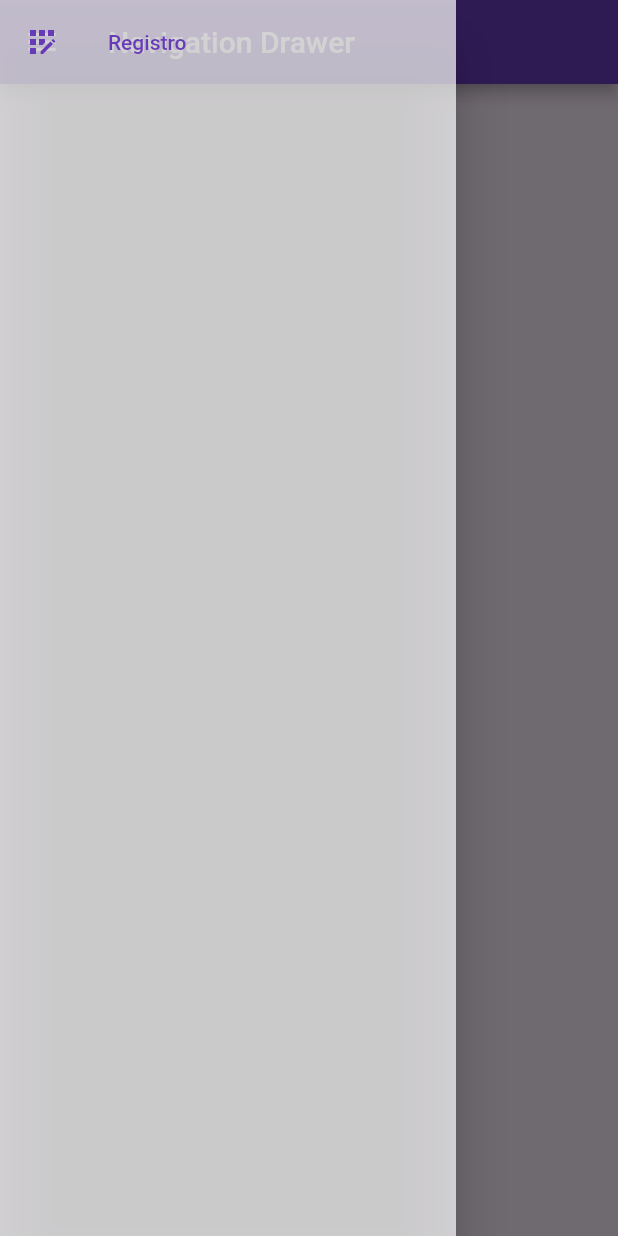
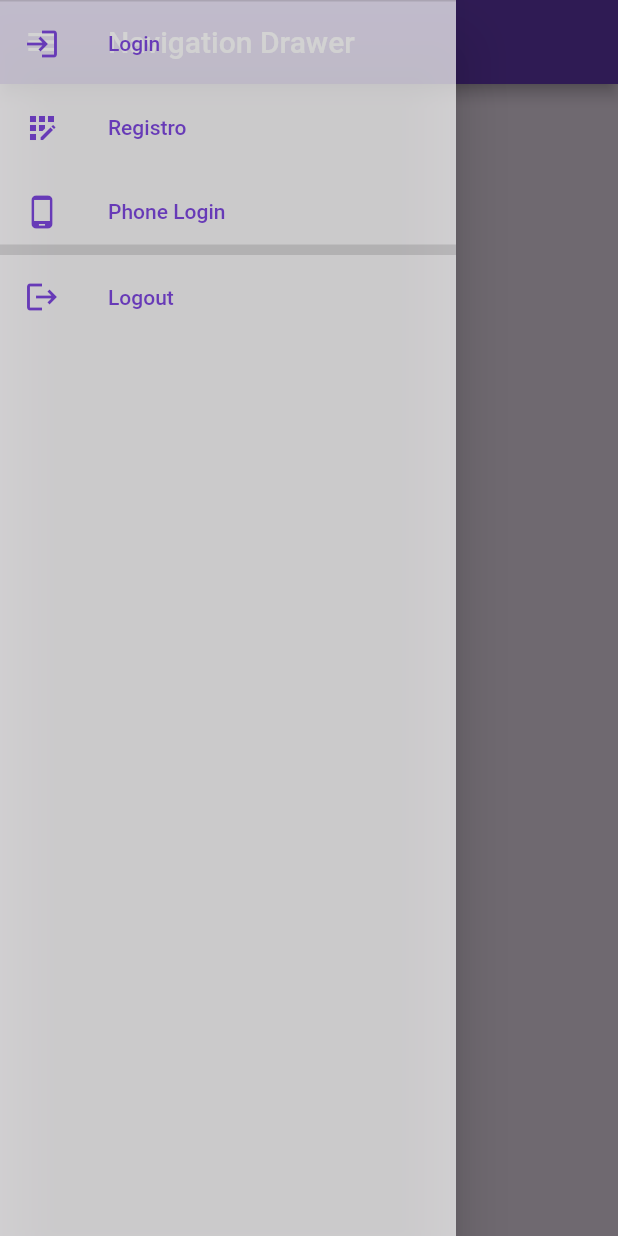
Before and after one commit to SFP95/my_first_flutter, a Flutter app: the PruebaNewView screen opened directly, with the side drawer open, on a phone screen of 412 x 824 dp. Run offline on Flutter 3.47's test engine with Material 2 defaults, Android fonts, the phone set to English and light mode, and no system bars; our stand-ins replace cloud_firestore, firebase_auth, firebase_core; accounts and stored records are empty.

Commit message:
pruebas de nueva edit Navigation drawer

```diff
--- a/lib/src/home_views/PruebaNewView.dart
+++ b/lib/src/home_views/PruebaNewView.dart
@@ -20,6 +20,19 @@ class PruebaNewView extends StatelessWidget{
         backgroundColor: Colors.white70,
         child: ListView(
           children: [
+            Divider(
+              height: 1,
+              thickness: 7,
+            ),
+            ListTile(
+              leading: Icon(Icons.login),
+              textColor:Colors.deepPurple,
+              iconColor: Colors.deepPurple,
+              title: Text('Login'),
+              onTap: (){
+                Navigator.of(context).popAndPushNamed('/loginView');
+              },
+            ),
             ListTile(
               leading: Icon(Icons.app_registration),
               textColor:Colors.deepPurple,
@@ -27,8 +40,30 @@ class PruebaNewView extends StatelessWidget{
               title: Text('Registro'),
               onTap: (){
                 Navigator.of(context).popAndPushNamed('/registerView');
+                },
+            ),
+            ListTile(
+              leading: Icon(Icons.phone_android),
+              textColor:Colors.deepPurple,
+              iconColor: Colors.deepPurple,
+              title: Text('Phone Login'),
+              onTap: (){
+                Navigator.of(context).popAndPushNamed('/loginPhoneView');
               },
-            )
+            ),
+            Divider(
+              height: 1,
+              thickness: 7,
+            ),
+            ListTile(
+              leading: Icon(Icons.logout),
+              textColor:Colors.deepPurple,
+              iconColor: Colors.deepPurple,
+              title: Text('Logout'),
+              onTap: (){
+                Navigator.of(context).popAndPushNamed('/loginView');
+              },
+            ),
           ],
         ),
       ),
```
